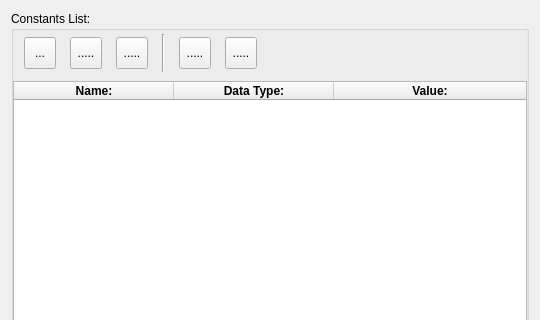
This is sources/lusan/view/si/ui/SIConstantList.ui in aregtech/areg-sdk-tools as Qt 5 draws it before an edit; both pictures show x 0 to 540 and y 0 to 320 of the 540 by 600 pixel window. The edited form follows.
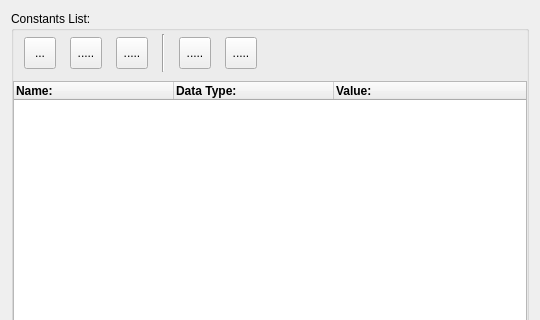
This is the edited form. Icons and pictures are not drawn.

Patch:
```diff
--- a/sources/lusan/view/si/ui/SIConstantList.ui
+++ b/sources/lusan/view/si/ui/SIConstantList.ui
@@ -300,6 +300,9 @@
          <property name="dragDropOverwriteMode">
           <bool>false</bool>
          </property>
+         <property name="alternatingRowColors">
+          <bool>true</bool>
+         </property>
          <property name="selectionMode">
           <enum>QAbstractItemView::SelectionMode::SingleSelection</enum>
          </property>
@@ -351,6 +354,9 @@
             <bold>true</bold>
            </font>
           </property>
+          <property name="textAlignment">
+           <set>AlignLeading|AlignVCenter</set>
+          </property>
          </column>
          <column>
           <property name="text">
@@ -361,6 +367,9 @@
             <bold>true</bold>
            </font>
           </property>
+          <property name="textAlignment">
+           <set>AlignLeading|AlignVCenter</set>
+          </property>
          </column>
          <column>
           <property name="text">
@@ -371,6 +380,9 @@
             <bold>true</bold>
            </font>
           </property>
+          <property name="textAlignment">
+           <set>AlignLeading|AlignVCenter</set>
+          </property>
          </column>
         </widget>
        </item>
```
Left out of the diff: 45 changed lines with no effect on the pictures.
